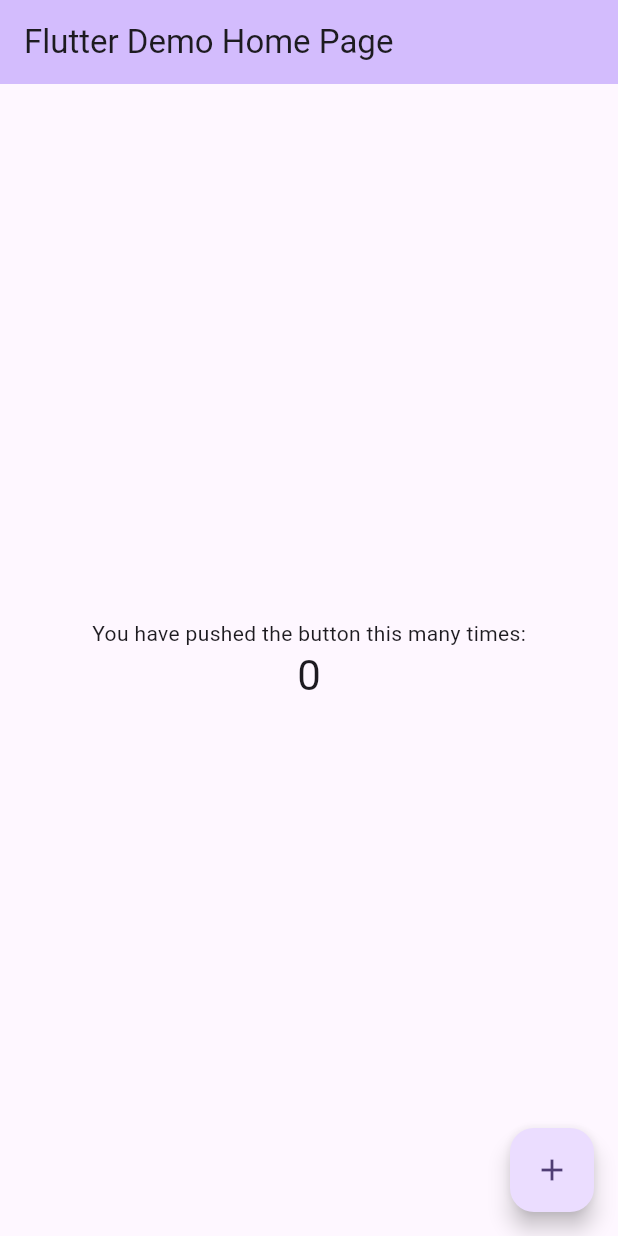
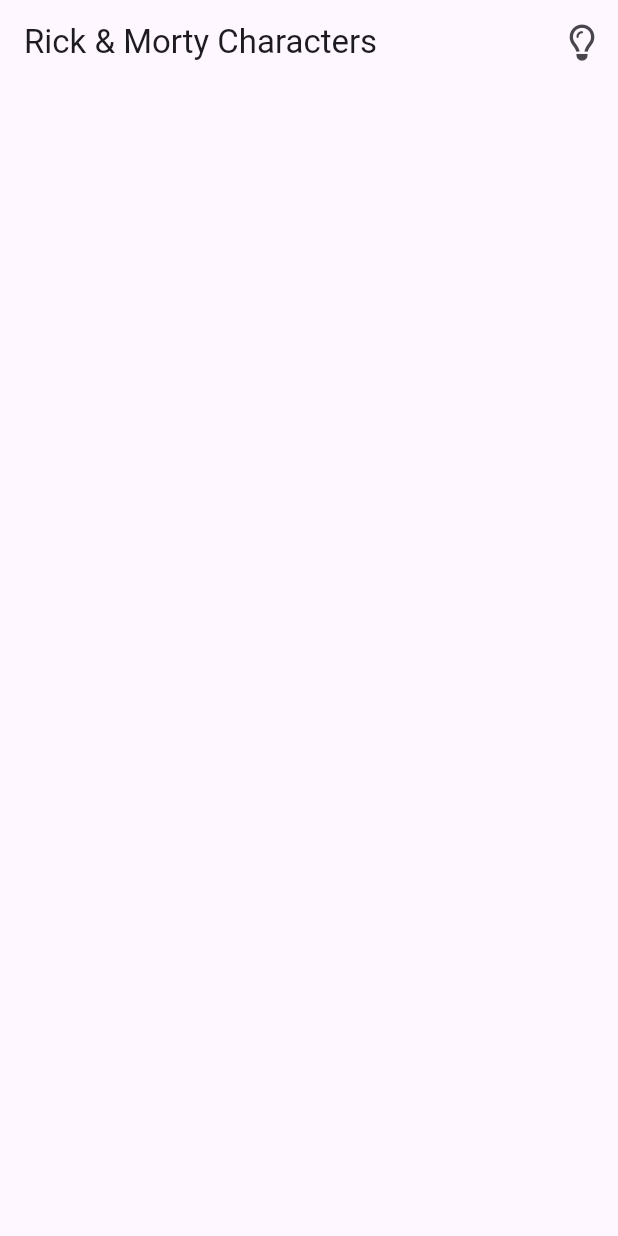
Before and after one commit to elsegeinyangie/rick_and_morty_flutter_app, a Flutter app: the screen it shows after launch, on a phone screen of 412 x 824 dp. Run offline on Flutter 3.47's test engine with Material 3 defaults, Android fonts, the phone set to English and light mode, and no system bars; our stand-ins replace bloc, equatable, flutter_bloc, font_awesome_flutter, get_it, shared_preferences.

Commit message:
creation of data layer, DI, and bloc

```diff
--- a/rick_and_morty_flutter_app/lib/core/error/exceptions.dart
+++ b/rick_and_morty_flutter_app/lib/core/error/exceptions.dart
@@ -0,0 +1,10 @@
+class CacheException implements Exception {}
+
+class CharacterException implements Exception {
+  final String message;
+
+  CharacterException(this.message);
+
+   @override
+  String toString() => 'CharacterException: $message';
+}
--- a/rick_and_morty_flutter_app/lib/features/characters/domain/entities/character_entity.dart
+++ b/rick_and_morty_flutter_app/lib/features/characters/domain/entities/character_entity.dart
@@ -2,6 +2,7 @@
 import 'package:equatable/equatable.dart';
 
 class CharacterEntity extends Equatable {
+  final int id;
   final String name;
   final String status;
   final String species;
@@ -11,6 +12,7 @@ class CharacterEntity extends Equatable {
   final List<String> episodes;
 
   CharacterEntity({
+    required this.id,
     required this.name,
     required this.status,
     required this.species,
@@ -22,7 +24,8 @@ class CharacterEntity extends Equatable {
 
   @override
   // TODO: implement props
-  List<Object?> get props => [name, status, species, gender, location, image, episodes];
+  List<Object?> get props =>
+      [id, name, status, species, gender, location, image, episodes];
 
   @override
   // TODO: implement stringify
--- /dev/null
+++ b/rick_and_morty_flutter_app/lib/features/characters/presentation/bloc/character_event.dart
@@ -0,0 +1,6 @@
+part of 'character_bloc.dart';
+
+@immutable
+sealed class CharacterEvent {}
+
+class FetchCharacter extends CharacterEvent{}
--- /dev/null
+++ b/rick_and_morty_flutter_app/lib/features/characters/presentation/bloc/character_state.dart
@@ -0,0 +1,22 @@
+part of 'character_bloc.dart';
+
+@immutable
+sealed class CharacterState {}
+
+final class CharacterInitial extends CharacterState {}
+
+/// state when the app is [loading data]
+class CharacterLoading extends CharacterState {}
+
+/// state when the app has [successfully loaded data]
+class CharacterLoaded extends CharacterState {
+  final CharacterEntity characterEntity;
+  CharacterLoaded({required this.characterEntity});
+}
+
+
+/// state whne there is an [error loading data]
+class CharacterError extends CharacterState {
+  final String message;
+  CharacterError({required this.message});
+}
--- /dev/null
+++ b/rick_and_morty_flutter_app/lib/features/characters/presentation/pages/character_List_page.dart
@@ -0,0 +1,24 @@
+import 'package:flutter/material.dart';
+import 'package:font_awesome_flutter/font_awesome_flutter.dart';
+import '../bloc/character_bloc.dart';
+
+class CharacterListPage extends StatelessWidget {
+  @override
+  Widget build(BuildContext context) {
+    return Scaffold(
+      appBar: AppBar(
+        title: Text('Rick & Morty Characters'),
+        actions: <Widget>[
+          IconButton(
+            icon: const FaIcon(FontAwesomeIcons.lightbulb),
+            tooltip: 'Show Snackbar',
+            onPressed: () {
+              ScaffoldMessenger.of(context).showSnackBar(
+                  const SnackBar(content: Text('This is a snackbar')));
+            },
+          ),
+        ],
+      ),
+    );
+  }
+}
--- a/rick_and_morty_flutter_app/lib/main.dart
+++ b/rick_and_morty_flutter_app/lib/main.dart
@@ -1,125 +1,25 @@
 import 'package:flutter/material.dart';
+import 'package:rick_and_morty_flutter_app/dependency_injection.dart';
+import 'package:rick_and_morty_flutter_app/features/characters/domain/usecases/character_usecase.dart';
+import 'package:rick_and_morty_flutter_app/features/characters/presentation/bloc/character_bloc.dart';
+import 'package:rick_and_morty_flutter_app/features/characters/presentation/pages/character_List_page.dart';
+import 'package:flutter_bloc/flutter_bloc.dart';
 
 void main() {
-  runApp(const MyApp());
+  setup();
+  runApp(MyApp());
 }
 
 class MyApp extends StatelessWidget {
-  const MyApp({super.key});
-
-  // This widget is the root of your application.
   @override
   Widget build(BuildContext context) {
     return MaterialApp(
-      title: 'Flutter Demo',
-      theme: ThemeData(
-        // This is the theme of your application.
-        //
-        // TRY THIS: Try running your application with "flutter run". You'll see
-        // the application has a purple toolbar. Then, without quitting the app,
-        // try changing the seedColor in the colorScheme below to Colors.green
-        // and then invoke "hot reload" (save your changes or press the "hot
-        // reload" button in a Flutter-supported IDE, or press "r" if you used
-        // the command line to start the app).
-        //
-        // Notice that the counter didn't reset back to zero; the application
-        // state is not lost during the reload. To reset the state, use hot
-        // restart instead.
-        //
-        // This works for code too, not just values: Most code changes can be
-        // tested with just a hot reload.
-        colorScheme: ColorScheme.fromSeed(seedColor: Colors.deepPurple),
-        useMaterial3: true,
+      home: BlocProvider(
+        create: (_) =>
+            CharacterBloc(characterUsecase: getIt<CharacterUsecase>())
+              ..add(FetchCharacter()),
+        child: CharacterListPage(),
       ),
-      home: const MyHomePage(title: 'Flutter Demo Home Page'),
     );
   }
 }
-
-class MyHomePage extends StatefulWidget {
-  const MyHomePage({super.key, required this.title});
-
-  // This widget is the home page of your application. It is stateful, meaning
-  // that it has a State object (defined below) that contains fields that affect
-  // how it looks.
-
-  // This class is the configuration for the state. It holds the values (in this
-  // case the title) provided by the parent (in this case the App widget) and
-  // used by the build method of the State. Fields in a Widget subclass are
-  // always marked "final".
-
-  final String title;
-
-  @override
-  State<MyHomePage> createState() => _MyHomePageState();
-}
-
-class _MyHomePageState extends State<MyHomePage> {
-  int _counter = 0;
-
-  void _incrementCounter() {
-    setState(() {
-      // This call to setState tells the Flutter framework that something has
-      // changed in this State, which causes it to rerun the build method below
-      // so that the display can reflect the updated values. If we changed
-      // _counter without calling setState(), then the build method would not be
-      // called again, and so nothing would appear to happen.
-      _counter++;
-    });
-  }
-
-  @override
-  Widget build(BuildContext context) {
-    // This method is rerun every time setState is called, for instance as done
-    // by the _incrementCounter method above.
-    //
-    // The Flutter framework has been optimized to make rerunning build methods
-    // fast, so that you can just rebuild anything that needs updating rather
-    // than having to individually change instances of widgets.
-    return Scaffold(
-      appBar: AppBar(
-        // TRY THIS: Try changing the color here to a specific color (to
-        // Colors.amber, perhaps?) and trigger a hot reload to see the AppBar
-        // change color while the other colors stay the same.
-        backgroundColor: Theme.of(context).colorScheme.inversePrimary,
-        // Here we take the value from the MyHomePage object that was created by
-        // the App.build method, and use it to set our appbar title.
-        title: Text(widget.title),
-      ),
-      body: Center(
-        // Center is a layout widget. It takes a single child and positions it
-        // in the middle of the parent.
-        child: Column(
-          // Column is also a layout widget. It takes a list of children and
-          // arranges them vertically. By default, it sizes itself to fit its
-          // children horizontally, and tries to be as tall as its parent.
-          //
-          // Column has various properties to control how it sizes itself and
-          // how it positions its children. Here we use mainAxisAlignment to
-          // center the children vertically; the main axis here is the vertical
-          // axis because Columns are vertical (the cross axis would be
-          // horizontal).
-          //
-          // TRY THIS: Invoke "debug painting" (choose the "Toggle Debug Paint"
-          // action in the IDE, or press "p" in the console), to see the
-          // wireframe for each widget.
-          mainAxisAlignment: MainAxisAlignment.center,
-          children: <Widget>[
-            const Text(
-              'You have pushed the button this many times:',
-            ),
-            Text(
-              '$_counter',
-              style: Theme.of(context).textTheme.headlineMedium,
-            ),
-          ],
-        ),
-      ),
-      floatingActionButton: FloatingActionButton(
-        onPressed: _incrementCounter,
-        tooltip: 'Increment',
-        child: const Icon(Icons.add),
-      ), // This trailing comma makes auto-formatting nicer for build methods.
-    );
-  }
-}
--- a/rick_and_morty_flutter_app/pubspec.yaml
+++ b/rick_and_morty_flutter_app/pubspec.yaml
@@ -24,6 +24,7 @@ dependencies:
   http: ^1.2.2
   # Local cache
   shared_preferences: ^2.3.2
+  font_awesome_flutter: ^10.7.0
 
   cupertino_icons: ^1.0.8
 
```
Also changed, not shown: rick_and_morty_flutter_app/lib/core/imports.dart (deleted, +0 -17 lines), rick_and_morty_flutter_app/lib/dependency_injection.dart (added, +31 -0 lines), rick_and_morty_flutter_app/lib/features/characters/data/datasources/local/local_data_source.dart (added, +51 -0 lines), rick_and_morty_flutter_app/lib/features/characters/data/datasources/remote/remote_data_source.dart (added, +37 -0 lines), rick_and_morty_flutter_app/lib/features/characters/data/models/character_model.dart (added, +60 -0 lines), rick_and_morty_flutter_app/lib/features/characters/data/repositories/character_repository_impl.dart (added, +35 -0 lines), rick_and_morty_flutter_app/lib/features/characters/presentation/bloc/character_bloc.dart (added, +38 -0 lines), rick_and_morty_flutter_app/lib/core/error/failures.dart (deleted), rick_and_morty_flutter_app/pubspec.lock, 1 other file.
